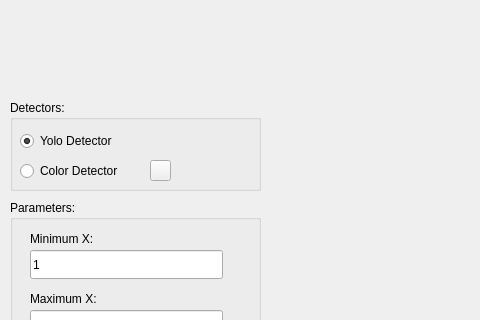
The window that desktop/ui.ui (ITE-5th/object-tracking-robot) describes before a commit, drawn with Qt 5; both pictures show x 0 to 480 and y 0 to 320 of the 951 by 659 pixel window.
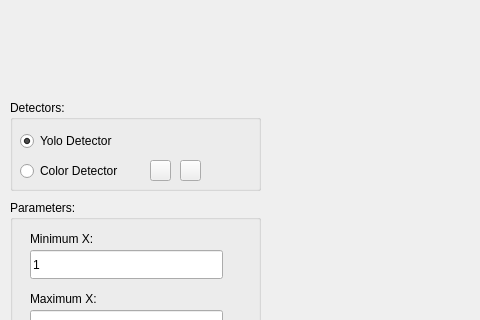
The same window after the commit.

```diff
--- a/desktop/ui.ui
+++ b/desktop/ui.ui
@@ -57,7 +57,7 @@
       <rect>
        <x>10</x>
        <y>60</y>
-       <width>181</width>
+       <width>121</width>
        <height>22</height>
       </rect>
      </property>
@@ -70,7 +70,7 @@
       <rect>
        <x>10</x>
        <y>30</y>
-       <width>181</width>
+       <width>121</width>
        <height>22</height>
       </rect>
      </property>
@@ -94,6 +94,19 @@
       <string/>
      </property>
     </widget>
+    <widget class="QPushButton" name="upperBoundColor">
+     <property name="geometry">
+      <rect>
+       <x>170</x>
+       <y>60</y>
+       <width>21</width>
+       <height>21</height>
+      </rect>
+     </property>
+     <property name="text">
+      <string/>
+     </property>
+    </widget>
    </widget>
    <widget class="QGroupBox" name="groupBox_2">
     <property name="geometry">
```
Left out of the diff: 2 changed lines with no effect on the pictures.
